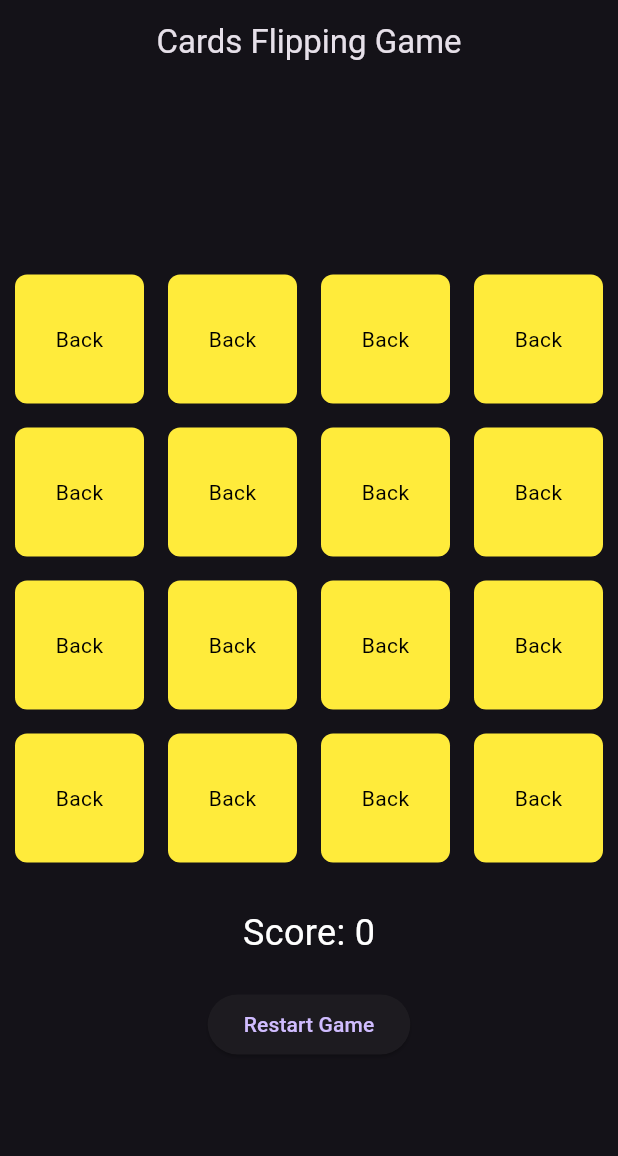
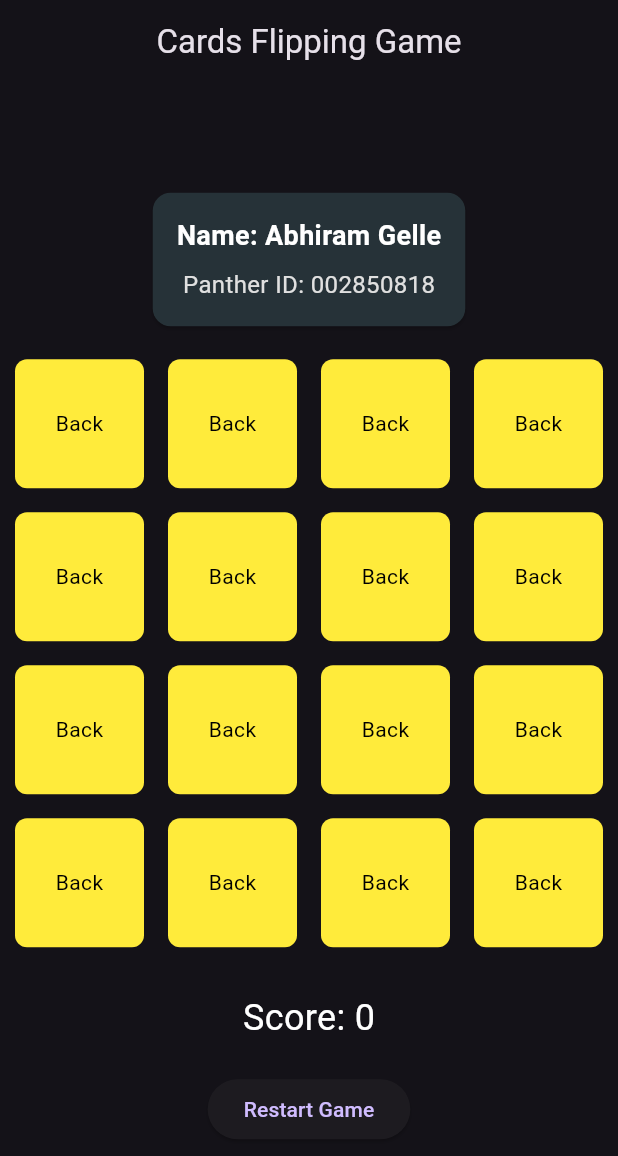
Before and after one commit to abhiramgelle1/HomeWork03-CardFlippingGame, a Flutter app: the screen it shows after launch, after a tap on "Back", after a tap on "Restart Game", on a phone screen of 412 x 824 dp. Shown: the top 1156 px of the screen. Run offline on Flutter 3.47's test engine with Material 3 defaults, Android fonts, the phone set to English and light mode, and no system bars.

Commit message:
Added my details

```diff
--- a/lib/main.dart
+++ b/lib/main.dart
@@ -25,7 +25,7 @@ class _CardMatchingGameState extends State<CardMatchingGame> {
   late List<CardModel> cards;
   int _firstSelectedIndex = -1;
   int _secondSelectedIndex = -1;
-  bool _isChecking = false; // Flag to avoid multiple taps during check
+  bool _isChecking = false;
   int score = 0;
 
   @override
@@ -54,17 +54,16 @@ class _CardMatchingGameState extends State<CardMatchingGame> {
       CardModel(imageAssetPath: 'assets/demonslayer.jpeg'),
     ];
     cards.shuffle();
-    score = 0; // Reset score
+    score = 0;
     _firstSelectedIndex = -1;
     _secondSelectedIndex = -1;
-    _isChecking = false; // Reset the checking flag
+    _isChecking = false;
   }
 
-  // Function to check if two selected cards match
   void _checkForMatch() async {
     if (_firstSelectedIndex != -1 && _secondSelectedIndex != -1) {
       setState(() {
-        _isChecking = true; // Set flag to prevent taps during check
+        _isChecking = true;
       });
 
       if (cards[_firstSelectedIndex].imageAssetPath ==
@@ -72,10 +71,9 @@ class _CardMatchingGameState extends State<CardMatchingGame> {
         setState(() {
           cards[_firstSelectedIndex].isMatched = true;
           cards[_secondSelectedIndex].isMatched = true;
-          score += 10; // Increase score when match is found
+          score += 10;
         });
       } else {
-        // Delay the face-down flip after a short delay if cards don't match
         await Future.delayed(Duration(seconds: 1));
         setState(() {
           cards[_firstSelectedIndex].isFaceUp = false;
@@ -85,15 +83,14 @@ class _CardMatchingGameState extends State<CardMatchingGame> {
       setState(() {
         _firstSelectedIndex = -1;
         _secondSelectedIndex = -1;
-        _isChecking = false; // Reset flag after check is done
+        _isChecking = false;
       });
     }
   }
 
-  // Function to handle when a card is tapped
   void _onCardTapped(int index) {
     if (_isChecking || cards[index].isFaceUp || cards[index].isMatched) {
-      return; // Ignore taps during checking, or on already face-up or matched cards
+      return;
     }
     setState(() {
       cards[index].isFaceUp = true;
@@ -101,12 +98,11 @@ class _CardMatchingGameState extends State<CardMatchingGame> {
         _firstSelectedIndex = index;
       } else {
         _secondSelectedIndex = index;
-        _checkForMatch(); // Check for match after selecting second card
+        _checkForMatch();
       }
     });
   }
 
-  // Function to check if all cards are matched (Victory condition)
   bool _checkForWin() {
     return cards.every((card) => card.isMatched);
   }
@@ -125,6 +121,35 @@ class _CardMatchingGameState extends State<CardMatchingGame> {
           child: Column(
             mainAxisAlignment: MainAxisAlignment.center,
             children: [
+              Padding(
+                padding: const EdgeInsets.all(8.0),
+                child: Card(
+                  color: Colors.blueGrey[900],
+                  shape: RoundedRectangleBorder(
+                    borderRadius: BorderRadius.circular(12),
+                  ),
+                  child: Padding(
+                    padding: const EdgeInsets.all(16.0),
+                    child: Column(
+                      children: [
+                        Text(
+                          'Name: Abhiram Gelle',
+                          style: TextStyle(
+                              fontSize: 18,
+                              fontWeight: FontWeight.bold,
+                              color: Colors.white),
+                        ),
+                        SizedBox(height: 8),
+                        Text(
+                          'Panther ID: 002850818',
+                          style:
+                              TextStyle(fontSize: 16, color: Colors.grey[300]),
+                        ),
+                      ],
+                    ),
+                  ),
+                ),
+              ),
               Padding(
                 padding: const EdgeInsets.all(10.0),
                 child: GridView.count(
@@ -148,7 +173,7 @@ class _CardMatchingGameState extends State<CardMatchingGame> {
                                       AssetImage(cards[index].imageAssetPath),
                                   fit: BoxFit.cover,
                                 )
-                              : null, // Show image only if card is face-up or matched
+                              : null,
                         ),
                         child: Center(
                           child: cards[index].isFaceUp || cards[index].isMatched
@@ -172,12 +197,12 @@ class _CardMatchingGameState extends State<CardMatchingGame> {
               ElevatedButton(
                 onPressed: () {
                   setState(() {
-                    _initializeCards(); // Reset the game
+                    _initializeCards();
                   });
                 },
                 child: Text('Restart Game'),
               ),
-              if (_checkForWin()) // Show victory message if all cards are matched
+              if (_checkForWin())
                 Padding(
                   padding: const EdgeInsets.all(20.0),
                   child: Text(
```
